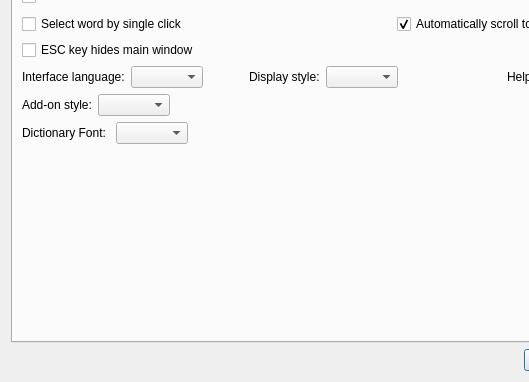
Above: preferences.ui from xiaoyifang/goldendict-ng before the change; both pictures show x 0 to 529 and y 247 to 629 of the 787 by 629 pixel window. Below: the same form after it.
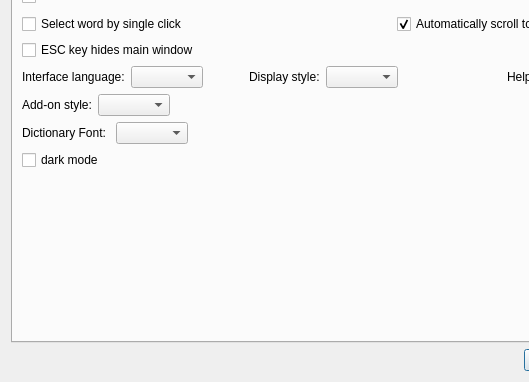
That is the form after the change. Icons and pictures are not drawn. Custom widgets are drawn as their Qt base class.

```diff
--- a/preferences.ui
+++ b/preferences.ui
@@ -412,6 +412,13 @@
          </item>
         </layout>
        </item>
+       <item row="12" column="0">
+        <widget class="QCheckBox" name="darkMode">
+         <property name="text">
+          <string>dark mode</string>
+         </property>
+        </widget>
+       </item>
       </layout>
      </widget>
      <widget class="QWidget" name="tab_4">
```
